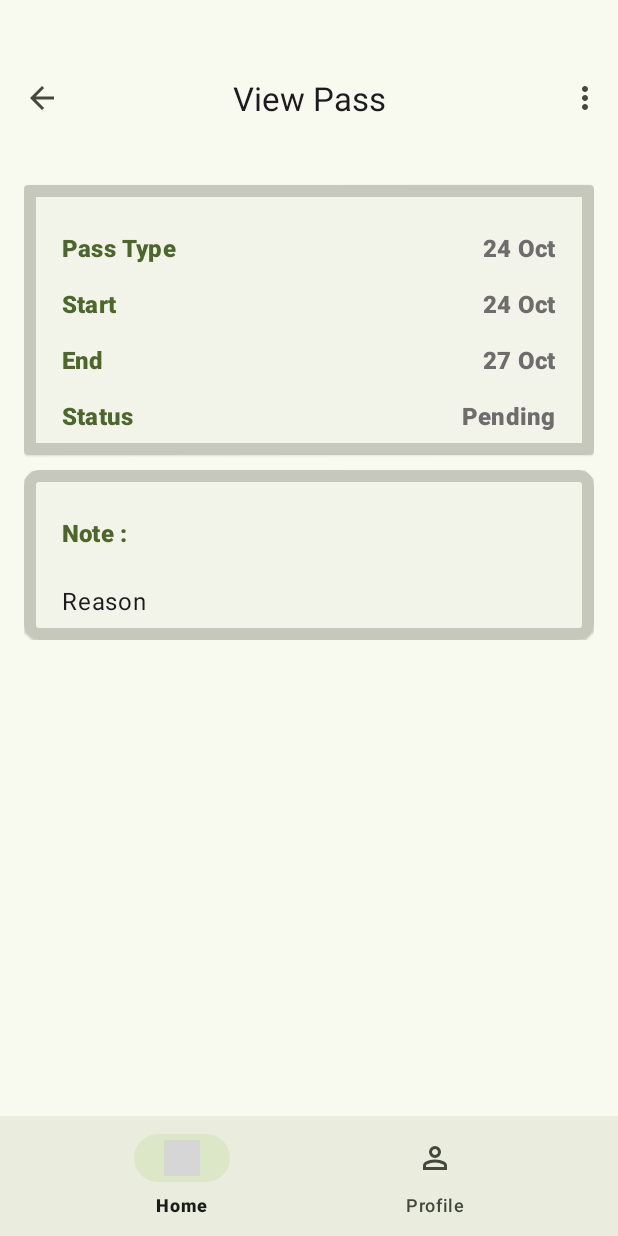
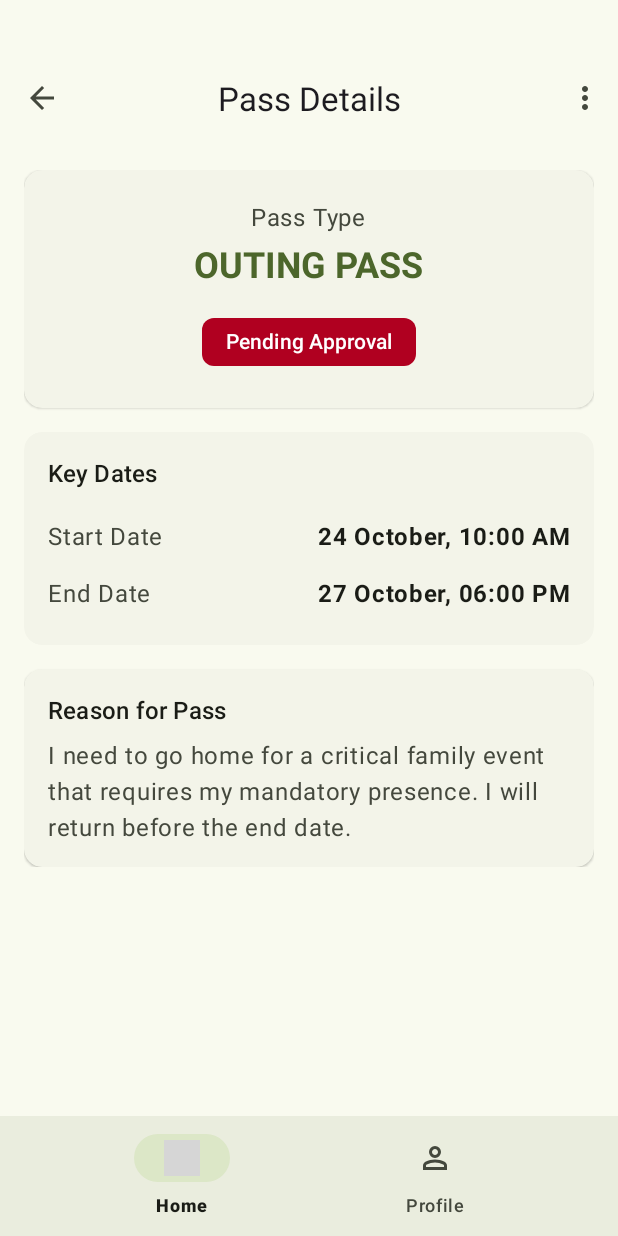
Before and after one commit to AdarshEZConnect/GatePassAndroid, an Android app: the fragment ViewPassFragment placed in its activity, on a phone screen of 412 x 824 dp. Run offline under Robolectric (Android 15) with nearby library versions, the phone set to English and light mode, and no system bars; pictures from the network do not load; Roboto replaces fonts that are not available here; grey boxes are pictures that could not be loaded.

Commit message:
UI update and User cant take screen shots

```diff
--- a/app/src/main/java/com/ranjit/gatepass/MainActivity.java
+++ b/app/src/main/java/com/ranjit/gatepass/MainActivity.java
@@ -5,6 +5,7 @@ import android.os.Bundle;
 import android.view.View;
 import android.view.WindowInsets;
 import android.view.WindowInsetsController;
+import android.view.WindowManager;
 
 import androidx.activity.EdgeToEdge;
 import androidx.appcompat.app.AppCompatActivity;
@@ -35,6 +36,11 @@ public class MainActivity extends AppCompatActivity {
             return insets;
         });
 
+        // --- Core Security Implementation ---
+        getWindow().setFlags(
+                WindowManager.LayoutParams.FLAG_SECURE,
+                WindowManager.LayoutParams.FLAG_SECURE
+        );
 
 
         // Bottom nav
--- a/app/src/main/res/layout/fragment_view_pass.xml
+++ b/app/src/main/res/layout/fragment_view_pass.xml
@@ -1,215 +1,192 @@
 <?xml version="1.0" encoding="utf-8"?>
 <androidx.coordinatorlayout.widget.CoordinatorLayout xmlns:android="http://schemas.android.com/apk/res/android"
     xmlns:app="http://schemas.android.com/apk/res-auto"
-    xmlns:tools="http://schemas.android.com/tools"
     android:layout_width="match_parent"
     android:layout_height="match_parent"
     android:background="?android:colorBackground">
 
-    <!-- Top App Bar -->
+    <com.google.android.material.appbar.AppBarLayout
+        android:layout_width="match_parent"
+        android:layout_height="wrap_content">
         <com.google.android.material.appbar.MaterialToolbar
             android:id="@+id/toolbar"
             android:layout_width="match_parent"
             android:layout_height="wrap_content"
-        android:elevation="4dp"
             android:theme="@style/ThemeOverlay.Material3.Toolbar.Surface"
             app:navigationIcon="@drawable/arrow_back_24px"
-        app:title="View Pass"
+            app:title="Pass Details"
             app:titleCentered="true"
-        app:menu="@menu/view_pass_top_app_bar_menu"
-        app:titleTextAppearance="@style/TextAppearance.Material3.TitleLarge" />
+            app:menu="@menu/view_pass_top_app_bar_menu" />
+    </com.google.android.material.appbar.AppBarLayout>
 
-    <!-- Content -->
     <ScrollView
         android:layout_width="match_parent"
         android:layout_height="match_parent"
-        android:layout_marginTop="?attr/actionBarSize"
+        app:layout_behavior="@string/appbar_scrolling_view_behavior"
         android:clipToPadding="false"
-        android:padding="16dp">
-
-        <LinearLayout
-            android:layout_width="match_parent"
-            android:layout_height="wrap_content"
-            android:orientation="vertical">
-
-            <com.google.android.material.card.MaterialCardView
-                android:layout_width="match_parent"
-                android:layout_height="wrap_content"
-                android:layout_marginTop="10dp"
-                style="@style/Widget.Material3.CardView.Elevated"
-                android:elevation="1dp"
-                app:strokeWidth="@dimen/dp_0"
-                app:cardCornerRadius="3dp">
+        android:paddingBottom="80dp">
 
         <LinearLayout
             android:layout_width="match_parent"
             android:layout_height="wrap_content"
             android:orientation="vertical"
-                    android:padding="15dp">
+            android:paddingHorizontal="16dp"
+            android:paddingTop="16dp">
 
-
-                    <RelativeLayout
+            <com.google.android.material.card.MaterialCardView
                 android:layout_width="match_parent"
                 android:layout_height="wrap_content"
-                        android:layout_marginStart="10dp"
-                        android:layout_marginTop="15dp"
-                        android:layout_marginEnd="10dp">
+                android:layout_marginBottom="16dp"
+                style="@style/Widget.Material3.CardView.Elevated"
+                app:cardCornerRadius="12dp">
+
+                <LinearLayout
+                    android:layout_width="match_parent"
+                    android:layout_height="wrap_content"
+                    android:orientation="vertical"
+                    android:gravity="center"
+                    android:padding="20dp">
 
                     <TextView
                         android:layout_width="wrap_content"
                         android:layout_height="wrap_content"
-                            android:layout_alignParentStart="true"
                         android:text="Pass Type"
-                            style="@style/TextAppearance.Material3.TitleMedium"
-                            android:textColor="?attr/colorPrimary"
-                            android:textStyle="bold" />
+                        style="@style/TextAppearance.Material3.BodyLarge"
+                        android:textColor="?attr/colorOnSurfaceVariant" />
 
                     <TextView
                         android:id="@+id/tvReason"
                         android:layout_width="wrap_content"
                         android:layout_height="wrap_content"
-                            android:layout_alignParentEnd="true"
-                            android:text="24 Oct"
-                            android:textColor="#6E6C6C"
-                            style="@style/TextAppearance.Material3.TitleMedium"
-                            android:textStyle="bold" />
-                    </RelativeLayout>
-                    <RelativeLayout
-                        android:layout_width="match_parent"
-                        android:layout_height="wrap_content"
-                        android:layout_marginStart="10dp"
-                        android:layout_marginTop="15dp"
-                        android:layout_marginEnd="10dp">
-
-                        <TextView
-                            android:layout_width="wrap_content"
-                            android:layout_height="wrap_content"
-                            android:layout_alignParentStart="true"
-                            android:text="Start"
-                            style="@style/TextAppearance.Material3.TitleMedium"
+                        android:text="OUTING PASS"
+                        android:layout_marginTop="4dp"
+                        style="@style/TextAppearance.Material3.HeadlineSmall"
                         android:textColor="?attr/colorPrimary"
                         android:textStyle="bold" />
 
-                        <TextView
-                            android:id="@+id/tvDateStart"
-                            android:layout_width="wrap_content"
-                            android:layout_height="wrap_content"
-                            android:layout_alignParentEnd="true"
-                            android:text="24 Oct"
-                            android:textColor="#6E6C6C"
-                            style="@style/TextAppearance.Material3.TitleMedium"
-                            android:textStyle="bold" />
-                    </RelativeLayout>
-
-                    <RelativeLayout
-                        android:layout_width="match_parent"
-                        android:layout_height="wrap_content"
-                        android:layout_marginStart="10dp"
-                        android:layout_marginTop="15dp"
-                        android:layout_marginEnd="10dp">
-
-                        <TextView
-                            android:layout_width="wrap_content"
-                            android:layout_height="wrap_content"
-                            android:layout_alignParentStart="true"
-                            android:text="End"
-                            android:textColor="?attr/colorPrimary"
-                            style="@style/TextAppearance.Material3.TitleMedium"
-                            android:textStyle="bold" />
-
-                        <TextView
-                            android:id="@+id/tvDateEnd"
-                            android:layout_width="wrap_content"
-                            android:layout_height="wrap_content"
-                            android:layout_alignParentEnd="true"
-                            android:text="27 Oct"
-                            android:textColor="#6E6C6C"
-                            style="@style/TextAppearance.Material3.TitleMedium"
-                            android:textStyle="bold" />
-                    </RelativeLayout>
-
-                    <RelativeLayout
-                        android:layout_width="match_parent"
-                        android:layout_height="wrap_content"
-                        android:layout_marginStart="10dp"
-                        android:layout_marginTop="15dp"
-                        android:layout_marginEnd="10dp">
-
-                        <TextView
-                            android:layout_width="wrap_content"
-                            android:layout_height="wrap_content"
-                            android:layout_alignParentStart="true"
-                            android:text="Status"
-                            android:textColor="?attr/colorPrimary"
-                            style="@style/TextAppearance.Material3.TitleMedium"
-                            android:textStyle="bold" />
-
-                        <TextView
+                    <com.google.android.material.chip.Chip
                         android:id="@+id/tvStatus"
                         android:layout_width="wrap_content"
                         android:layout_height="wrap_content"
-                            android:layout_alignParentEnd="true"
-                            android:text="Pending"
-                            android:textColor="#6E6C6C"
-                            style="@style/TextAppearance.Material3.TitleMedium"
+                        android:layout_marginTop="12dp"
+                        android:text="Pending Approval"
+                        style="@style/Widget.Material3.Chip.Assist"
+                        app:chipBackgroundColor="@color/design_default_color_error"
+                        app:chipStrokeWidth="0dp"
+                        android:textColor="@android:color/white"
                         android:textStyle="bold" />
-                    </RelativeLayout>
                 </LinearLayout>
+            </com.google.android.material.card.MaterialCardView>
 
-            </com.google.android.material.card.MaterialCardView>
             <com.google.android.material.card.MaterialCardView
                 android:layout_width="match_parent"
                 android:layout_height="wrap_content"
-                android:layout_marginTop="10dp"
+                android:layout_marginBottom="16dp"
                 style="@style/Widget.Material3.CardView.Elevated"
-                android:elevation="1dp"
-                app:strokeWidth="@dimen/dp_0"
-                app:cardCornerRadius="10dp">
+                app:cardCornerRadius="12dp">
 
                 <LinearLayout
                     android:layout_width="match_parent"
                     android:layout_height="wrap_content"
                     android:orientation="vertical"
-                    android:padding="15dp">
-
-                    <RelativeLayout
-                        android:layout_width="match_parent"
-                        android:layout_height="wrap_content"
-                        android:layout_marginStart="10dp"
-                        android:layout_marginTop="15dp"
-                        android:layout_marginEnd="10dp">
+                    android:padding="16dp">
 
                     <TextView
                         android:layout_width="wrap_content"
                         android:layout_height="wrap_content"
-                            android:layout_alignParentStart="true"
-                            android:text="Note :"
-                            android:textColor="?attr/colorPrimary"
+                        android:text="Key Dates"
                         style="@style/TextAppearance.Material3.TitleMedium"
-                            android:textStyle="bold" />
+                        android:textColor="?attr/colorOnSurface"
+                        android:layout_marginBottom="12dp" />
 
-                    </RelativeLayout>
-
-                    <RelativeLayout
+                    <LinearLayout
                         android:layout_width="match_parent"
                         android:layout_height="wrap_content"
-                        android:layout_marginStart="10dp"
-                        android:layout_marginTop="15dp"
-                        android:layout_marginEnd="10dp">
+                        android:orientation="horizontal"
+                        android:paddingVertical="8dp">
+                        <TextView
+                            android:layout_width="0dp"
+                            android:layout_height="wrap_content"
+                            android:layout_weight="1"
+                            android:text="Start Date"
+                            style="@style/TextAppearance.Material3.BodyLarge"
+                            android:textColor="?attr/colorOnSurfaceVariant" />
+                        <TextView
+                            android:id="@+id/tvDateStart"
+                            android:layout_width="wrap_content"
+                            android:layout_height="wrap_content"
+                            android:text="24 October, 10:00 AM"
+                            style="@style/TextAppearance.Material3.BodyLarge"
+                            android:textColor="?attr/colorOnSurface"
+                            android:textStyle="bold" />
+                    </LinearLayout>
+
+                    <LinearLayout
+                        android:layout_width="match_parent"
+                        android:layout_height="wrap_content"
+                        android:orientation="horizontal"
+                        android:paddingVertical="8dp">
+                        <TextView
+                            android:layout_width="0dp"
+                            android:layout_height="wrap_content"
+                            android:layout_weight="1"
+                            android:text="End Date"
+                            style="@style/TextAppearance.Material3.BodyLarge"
+                            android:textColor="?attr/colorOnSurfaceVariant" />
+                        <TextView
+                            android:id="@+id/tvDateEnd"
+                            android:layout_width="wrap_content"
+                            android:layout_height="wrap_content"
+                            android:text="27 October, 06:00 PM"
+                            style="@style/TextAppearance.Material3.BodyLarge"
+                            android:textColor="?attr/colorOnSurface"
+                            android:textStyle="bold" />
+                    </LinearLayout>
+
+                </LinearLayout>
+            </com.google.android.material.card.MaterialCardView>
+
+            <com.google.android.material.card.MaterialCardView
+                android:layout_width="match_parent"
+                android:layout_height="wrap_content"
+                style="@style/Widget.Material3.CardView.Elevated"
+                app:cardCornerRadius="12dp">
+
+                <LinearLayout
+                    android:layout_width="match_parent"
+                    android:layout_height="wrap_content"
+                    android:orientation="vertical"
+                    android:padding="16dp">
+
+                    <TextView
+                        android:layout_width="wrap_content"
+                        android:layout_height="wrap_content"
+                        android:text="Reason for Pass"
+                        style="@style/TextAppearance.Material3.TitleMedium"
+                        android:textColor="?attr/colorOnSurface"
+                        android:layout_marginBottom="8dp" />
 
                     <TextView
                         android:id="@+id/tvNoteDetail"
-                            android:layout_width="wrap_content"
+                        android:layout_width="match_parent"
                         android:layout_height="wrap_content"
-                            android:layout_marginTop="8dp"
-                            android:text="Reason"
+                        android:text="I need to go home for a critical family event that requires my mandatory presence. I will return before the end date."
+                        android:textColor="?attr/colorOnSurfaceVariant"
                         android:textAppearance="@style/TextAppearance.Material3.BodyLarge" />
 
-                    </RelativeLayout>
-
                 </LinearLayout>
-
             </com.google.android.material.card.MaterialCardView>
         </LinearLayout>
     </ScrollView>
+
+    <com.google.android.material.floatingactionbutton.ExtendedFloatingActionButton
+        android:id="@+id/fabAction"
+        android:visibility="gone"
+        android:layout_width="wrap_content"
+        android:layout_height="wrap_content"
+        android:layout_gravity="bottom|end"
+        android:layout_margin="16dp"
+        android:text="Cancel Pass"
+        app:icon="@drawable/ic_if_home" />
+
 </androidx.coordinatorlayout.widget.CoordinatorLayout>
```
Lines whose indentation alone changed are shown as unchanged.
